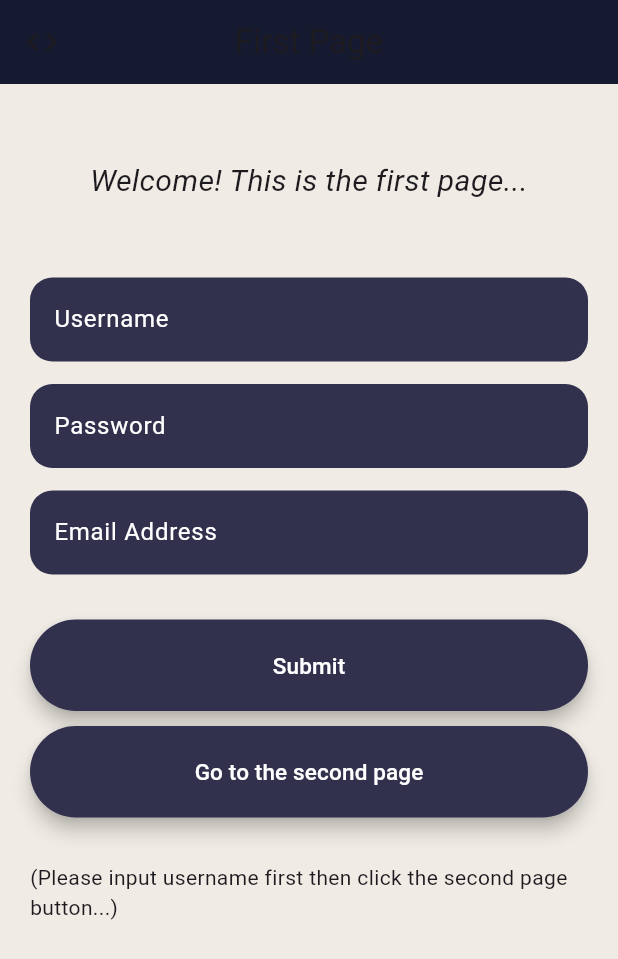
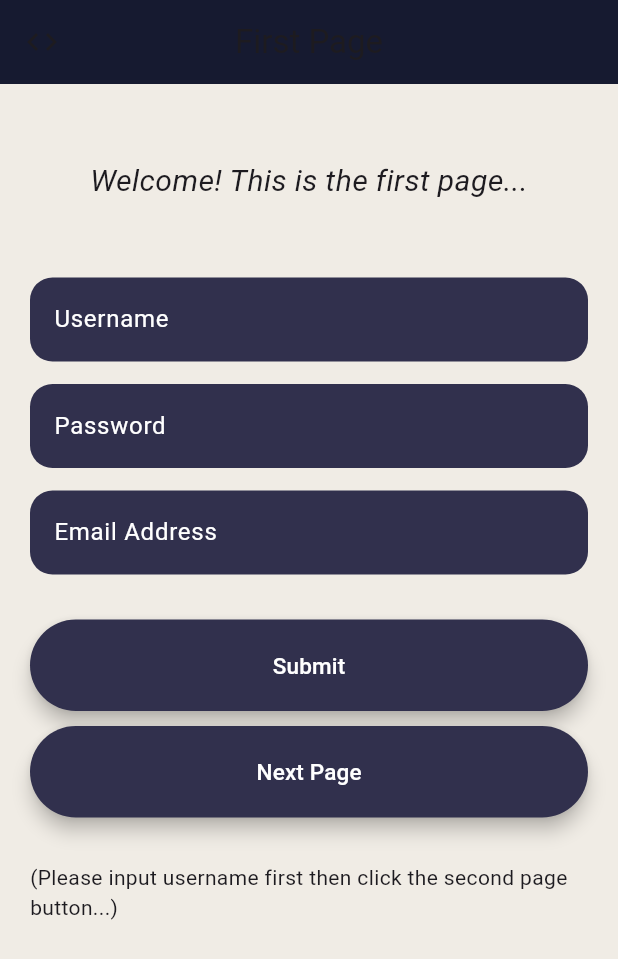
Before and after one commit to shadowww2802/laboratory_activity, a Flutter app: the screen it shows after launch, on a phone screen of 412 x 824 dp. Shown: the top 959 px of the screen. Run offline on Flutter 3.47's test engine with Material 3 defaults, Android fonts, the phone set to English and light mode, and no system bars.

Commit message:
change text button

```diff
--- a/lib/main.dart
+++ b/lib/main.dart
@@ -166,7 +166,7 @@ class FirstPage extends StatelessWidget {
                       }
                     },
                     child: const Text(
-                      'Go to the second page',
+                      'Next Page',
                       style: TextStyle(
                         color: Colors.white,
                         fontSize: 15,
@@ -239,7 +239,7 @@ class SecondPage extends StatelessWidget {
                       Navigator.pop(context);
                     },
                     child: const Text(
-                      'Go back to the first page',
+                      'Previous Page',
                       style: TextStyle(
                         color: Colors.white,
                         fontSize: 15,
```
